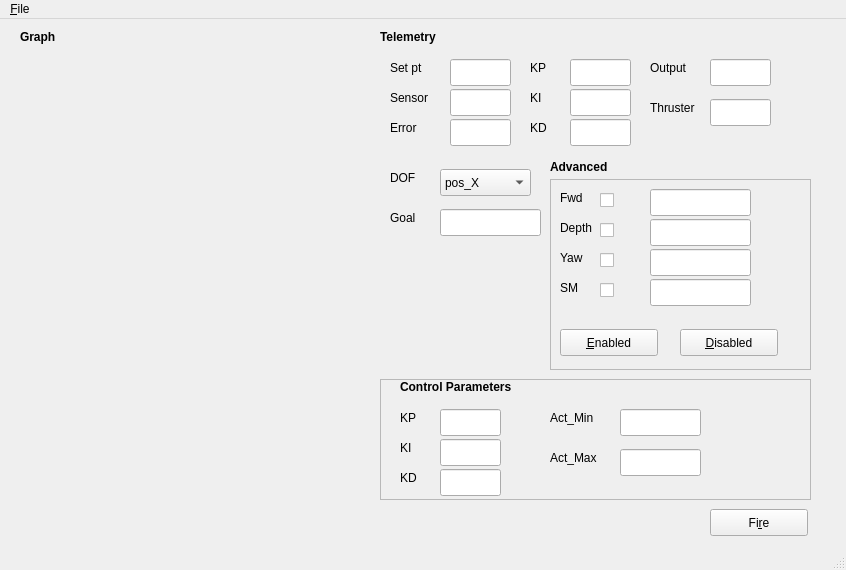
Old version of the form src/GUI/ControlUI.ui in the repository silverbullet1/bbauv.
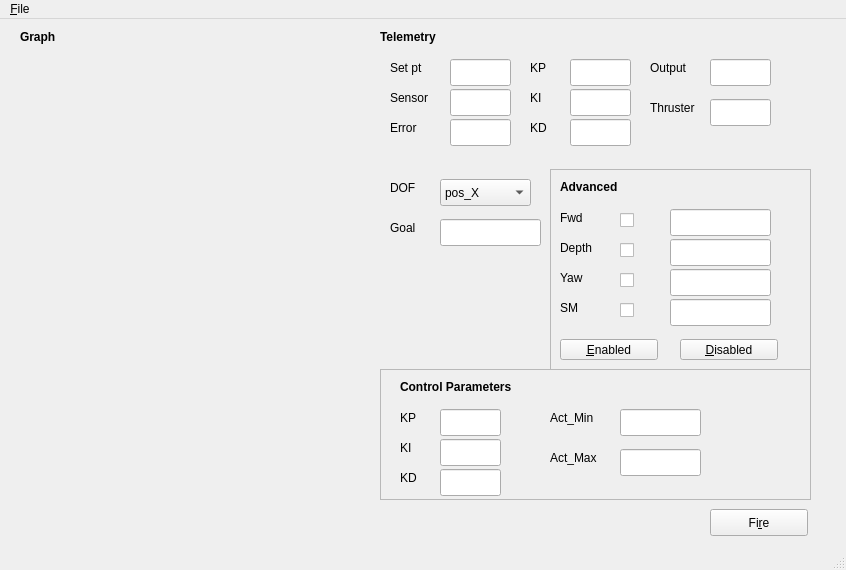
New version of the form.

Commit message: Edited control ui to subscribe to data

The edit to the form file:
```diff
--- a/src/GUI/ControlUI.ui
+++ b/src/GUI/ControlUI.ui
@@ -268,7 +268,7 @@
     <property name="geometry">
      <rect>
       <x>390</x>
-      <y>150</y>
+      <y>160</y>
       <width>51</width>
       <height>17</height>
      </rect>
@@ -281,7 +281,7 @@
     <property name="geometry">
      <rect>
       <x>390</x>
-      <y>190</y>
+      <y>200</y>
       <width>51</width>
       <height>17</height>
      </rect>
@@ -294,7 +294,7 @@
     <property name="geometry">
      <rect>
       <x>440</x>
-      <y>190</y>
+      <y>200</y>
       <width>101</width>
       <height>27</height>
      </rect>
@@ -304,9 +304,9 @@
     <property name="geometry">
      <rect>
       <x>380</x>
-      <y>360</y>
+      <y>350</y>
       <width>431</width>
-      <height>121</height>
+      <height>131</height>
      </rect>
     </property>
     <property name="frameShape">
@@ -319,7 +319,7 @@
      <property name="geometry">
       <rect>
        <x>240</x>
-       <y>70</y>
+       <y>80</y>
        <width>81</width>
        <height>27</height>
       </rect>
@@ -329,7 +329,7 @@
      <property name="geometry">
       <rect>
        <x>170</x>
-       <y>30</y>
+       <y>40</y>
        <width>61</width>
        <height>17</height>
       </rect>
@@ -342,7 +342,7 @@
      <property name="geometry">
       <rect>
        <x>170</x>
-       <y>70</y>
+       <y>80</y>
        <width>61</width>
        <height>17</height>
       </rect>
@@ -355,7 +355,7 @@
      <property name="geometry">
       <rect>
        <x>20</x>
-       <y>90</y>
+       <y>100</y>
        <width>51</width>
        <height>17</height>
       </rect>
@@ -368,7 +368,7 @@
      <property name="geometry">
       <rect>
        <x>20</x>
-       <y>60</y>
+       <y>70</y>
        <width>51</width>
        <height>17</height>
       </rect>
@@ -381,7 +381,7 @@
      <property name="geometry">
       <rect>
        <x>240</x>
-       <y>30</y>
+       <y>40</y>
        <width>81</width>
        <height>27</height>
       </rect>
@@ -391,7 +391,7 @@
      <property name="geometry">
       <rect>
        <x>20</x>
-       <y>0</y>
+       <y>10</y>
        <width>151</width>
        <height>17</height>
       </rect>
@@ -404,7 +404,7 @@
      <property name="geometry">
       <rect>
        <x>60</x>
-       <y>60</y>
+       <y>70</y>
        <width>61</width>
        <height>27</height>
       </rect>
@@ -414,7 +414,7 @@
      <property name="geometry">
       <rect>
        <x>20</x>
-       <y>30</y>
+       <y>40</y>
        <width>51</width>
        <height>17</height>
       </rect>
@@ -427,7 +427,7 @@
      <property name="geometry">
       <rect>
        <x>60</x>
-       <y>90</y>
+       <y>100</y>
        <width>61</width>
        <height>27</height>
       </rect>
@@ -437,7 +437,7 @@
      <property name="geometry">
       <rect>
        <x>60</x>
-       <y>30</y>
+       <y>40</y>
        <width>61</width>
        <height>27</height>
       </rect>
@@ -448,9 +448,9 @@
     <property name="geometry">
      <rect>
       <x>550</x>
-      <y>160</y>
+      <y>150</y>
       <width>261</width>
-      <height>191</height>
+      <height>201</height>
      </rect>
     </property>
     <property name="frameShape">
@@ -463,7 +463,7 @@
      <property name="geometry">
       <rect>
        <x>10</x>
-       <y>10</y>
+       <y>40</y>
        <width>51</width>
        <height>17</height>
       </rect>
@@ -475,8 +475,8 @@
     <widget class="QCheckBox" name="fwd_check">
      <property name="geometry">
       <rect>
-       <x>50</x>
-       <y>10</y>
+       <x>70</x>
+       <y>40</y>
        <width>97</width>
        <height>22</height>
       </rect>
@@ -488,8 +488,8 @@
     <widget class="QLineEdit" name="fwd_val">
      <property name="geometry">
       <rect>
-       <x>100</x>
-       <y>10</y>
+       <x>120</x>
+       <y>40</y>
        <width>101</width>
        <height>27</height>
       </rect>
@@ -499,7 +499,7 @@
      <property name="geometry">
       <rect>
        <x>10</x>
-       <y>40</y>
+       <y>70</y>
        <width>51</width>
        <height>17</height>
       </rect>
@@ -511,8 +511,8 @@
     <widget class="QCheckBox" name="depth_check">
      <property name="geometry">
       <rect>
-       <x>50</x>
-       <y>40</y>
+       <x>70</x>
+       <y>70</y>
        <width>97</width>
        <height>22</height>
       </rect>
@@ -524,8 +524,8 @@
     <widget class="QLineEdit" name="depth_val">
      <property name="geometry">
       <rect>
-       <x>100</x>
-       <y>40</y>
+       <x>120</x>
+       <y>70</y>
        <width>101</width>
        <height>27</height>
       </rect>
@@ -534,8 +534,8 @@
     <widget class="QLineEdit" name="yaw_val">
      <property name="geometry">
       <rect>
-       <x>100</x>
-       <y>70</y>
+       <x>120</x>
+       <y>100</y>
        <width>101</width>
        <height>27</height>
       </rect>
@@ -545,7 +545,7 @@
      <property name="geometry">
       <rect>
        <x>10</x>
-       <y>70</y>
+       <y>100</y>
        <width>51</width>
        <height>17</height>
       </rect>
@@ -557,8 +557,8 @@
     <widget class="QCheckBox" name="yaw_check">
      <property name="geometry">
       <rect>
-       <x>50</x>
-       <y>70</y>
+       <x>70</x>
+       <y>100</y>
        <width>97</width>
        <height>22</height>
       </rect>
@@ -570,8 +570,8 @@
     <widget class="QLineEdit" name="sm_val">
      <property name="geometry">
       <rect>
-       <x>100</x>
-       <y>100</y>
+       <x>120</x>
+       <y>130</y>
        <width>101</width>
        <height>27</height>
       </rect>
@@ -580,8 +580,8 @@
     <widget class="QCheckBox" name="sm_check">
      <property name="geometry">
       <rect>
-       <x>50</x>
-       <y>100</y>
+       <x>70</x>
+       <y>130</y>
        <width>97</width>
        <height>22</height>
       </rect>
@@ -594,7 +594,7 @@
      <property name="geometry">
       <rect>
        <x>10</x>
-       <y>100</y>
+       <y>130</y>
        <width>51</width>
        <height>17</height>
       </rect>
@@ -607,9 +607,9 @@
      <property name="geometry">
       <rect>
        <x>10</x>
-       <y>150</y>
+       <y>170</y>
        <width>98</width>
-       <height>27</height>
+       <height>21</height>
       </rect>
      </property>
      <property name="text">
@@ -623,9 +623,9 @@
      <property name="geometry">
       <rect>
        <x>130</x>
-       <y>150</y>
+       <y>170</y>
        <width>98</width>
-       <height>27</height>
+       <height>21</height>
       </rect>
      </property>
      <property name="text">
@@ -639,8 +639,8 @@
    <widget class="QLabel" name="Advanced_label">
     <property name="geometry">
      <rect>
-      <x>550</x>
-      <y>140</y>
+      <x>560</x>
+      <y>160</y>
       <width>151</width>
       <height>17</height>
      </rect>
@@ -656,7 +656,7 @@
     <property name="geometry">
      <rect>
       <x>440</x>
-      <y>150</y>
+      <y>160</y>
       <width>91</width>
       <height>27</height>
      </rect>
@@ -700,10 +700,10 @@
   <widget class="QStatusBar" name="statusbar"/>
   <action name="actionSave">
    <property name="text">
-    <string>&amp;!Save</string>
+    <string>&amp;Save</string>
    </property>
    <property name="shortcut">
-    <string>Ctrl+Shift+S</string>
+    <string>Ctrl+S</string>
    </property>
   </action>
   <action name="actionOpen">
```
The commit also changes 7 other files.
